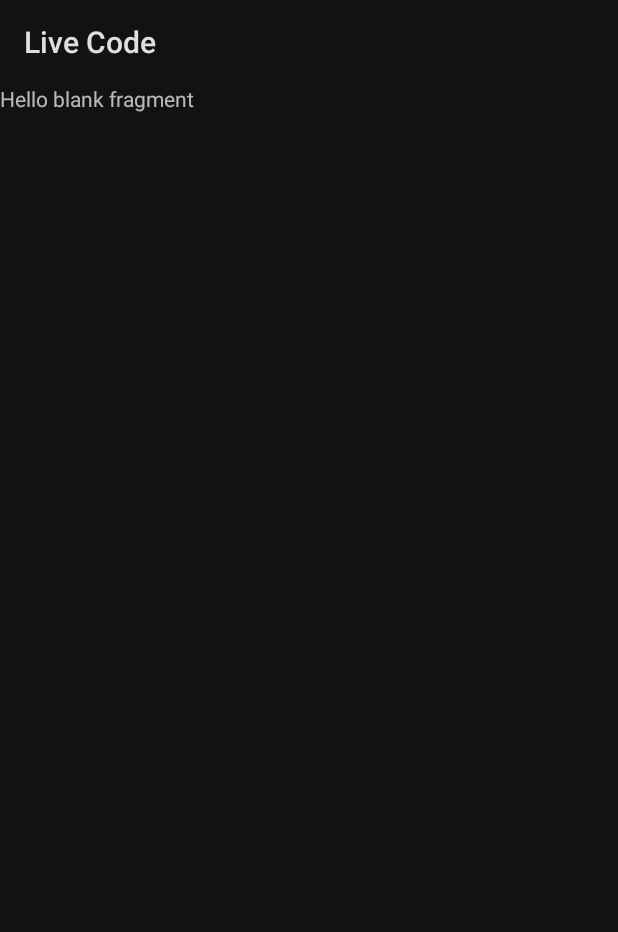
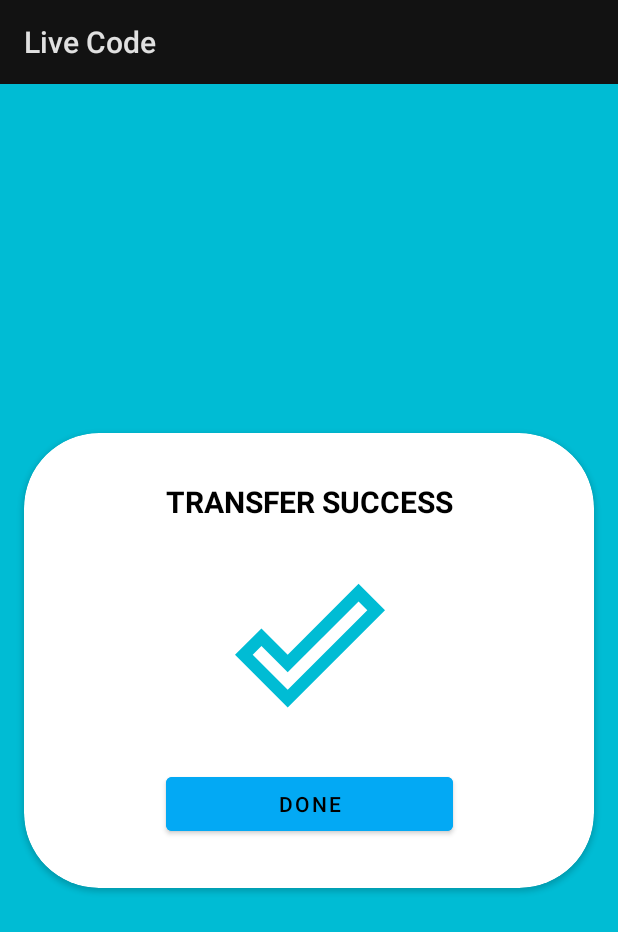
Before and after one commit to myyuriis/LiveCode, an Android app: the fragment TransferSuccessFragment shown on its own in the app's theme, on a phone screen of 412 x 824 dp. Shown: the top 932 px of the screen. Run offline under Robolectric (Android 15) with nearby library versions, the phone set to English and light mode, and no system bars.

Commit message:
add layout success

```diff
--- /dev/null
+++ b/app/src/main/res/drawable/ic_baseline_done_outline_24.xml
@@ -0,0 +1,5 @@
+<vector android:height="24dp" android:tint="#00BCD4"
+    android:viewportHeight="24" android:viewportWidth="24"
+    android:width="24dp" xmlns:android="http://schemas.android.com/apk/res/android">
+    <path android:fillColor="@android:color/white" android:pathData="M19.77,5.03l1.4,1.4L8.43,19.17l-5.6,-5.6 1.4,-1.4 4.2,4.2L19.77,5.03m0,-2.83L8.43,13.54l-4.2,-4.2L0,13.57 8.43,22 24,6.43 19.77,2.2z"/>
+</vector>
--- a/app/src/main/res/layout/fragment_transfer_success.xml
+++ b/app/src/main/res/layout/fragment_transfer_success.xml
@@ -1,14 +1,71 @@
 <?xml version="1.0" encoding="utf-8"?>
-<FrameLayout xmlns:android="http://schemas.android.com/apk/res/android"
+<androidx.constraintlayout.widget.ConstraintLayout xmlns:android="http://schemas.android.com/apk/res/android"
+    xmlns:app="http://schemas.android.com/apk/res-auto"
     xmlns:tools="http://schemas.android.com/tools"
+    android:id="@+id/frameLayout2"
     android:layout_width="match_parent"
     android:layout_height="match_parent"
-    tools:context=".screens.TransferSuccessFragment">
+    android:background="#00BCD4"
+    tools:context=".screens.TransferSuccessFragment" >
 
-    <!-- TODO: Update blank fragment layout -->
-    <TextView
-        android:layout_width="match_parent"
-        android:layout_height="match_parent"
-        android:text="@string/hello_blank_fragment" />
+    <androidx.cardview.widget.CardView
+        android:id="@+id/success_card"
+        android:layout_width="0dp"
+        android:layout_height="wrap_content"
+        android:layout_marginStart="16dp"
+        android:layout_marginEnd="16dp"
+        app:cardBackgroundColor="@android:color/white"
+        app:cardCornerRadius="50dp"
+        app:layout_constraintBottom_toBottomOf="parent"
+        app:layout_constraintEnd_toEndOf="parent"
+        app:layout_constraintHorizontal_bias="0.488"
+        app:layout_constraintStart_toStartOf="parent"
+        app:layout_constraintTop_toTopOf="parent">
 
-</FrameLayout>
+        <androidx.constraintlayout.widget.ConstraintLayout
+            android:layout_width="match_parent"
+            android:layout_height="match_parent">
+
+            <TextView
+                android:id="@+id/text_success"
+                android:layout_width="wrap_content"
+                android:layout_height="wrap_content"
+                android:layout_marginTop="32dp"
+                android:text="TRANSFER SUCCESS"
+                android:textColor="@android:color/black"
+                android:textSize="20sp"
+                android:textStyle="bold"
+                app:layout_constraintBottom_toTopOf="@+id/imageView7"
+                app:layout_constraintEnd_toEndOf="parent"
+                app:layout_constraintStart_toStartOf="parent"
+                app:layout_constraintTop_toTopOf="parent"
+                app:layout_constraintVertical_chainStyle="packed" />
+
+            <ImageView
+                android:id="@+id/imageView7"
+                android:layout_width="100dp"
+                android:layout_height="100dp"
+                android:layout_marginTop="32dp"
+                android:layout_marginBottom="32dp"
+                android:src="@drawable/ic_baseline_done_outline_24"
+                app:layout_constraintBottom_toTopOf="@+id/done_button"
+                app:layout_constraintEnd_toEndOf="@+id/text_success"
+                app:layout_constraintStart_toStartOf="@+id/text_success"
+                app:layout_constraintTop_toBottomOf="@+id/text_success" />
+
+            <Button
+                android:id="@+id/done_button"
+                android:layout_width="0dp"
+                android:layout_height="wrap_content"
+                android:layout_marginBottom="32dp"
+                android:backgroundTint="#03A9F4"
+                android:text="DONE"
+                app:layout_constraintBottom_toBottomOf="parent"
+                app:layout_constraintEnd_toEndOf="@+id/text_success"
+                app:layout_constraintHorizontal_bias="0.0"
+                app:layout_constraintStart_toStartOf="@+id/text_success"
+                app:layout_constraintTop_toBottomOf="@+id/imageView7" />
+        </androidx.constraintlayout.widget.ConstraintLayout>
+
+    </androidx.cardview.widget.CardView>
+</androidx.constraintlayout.widget.ConstraintLayout>
```
